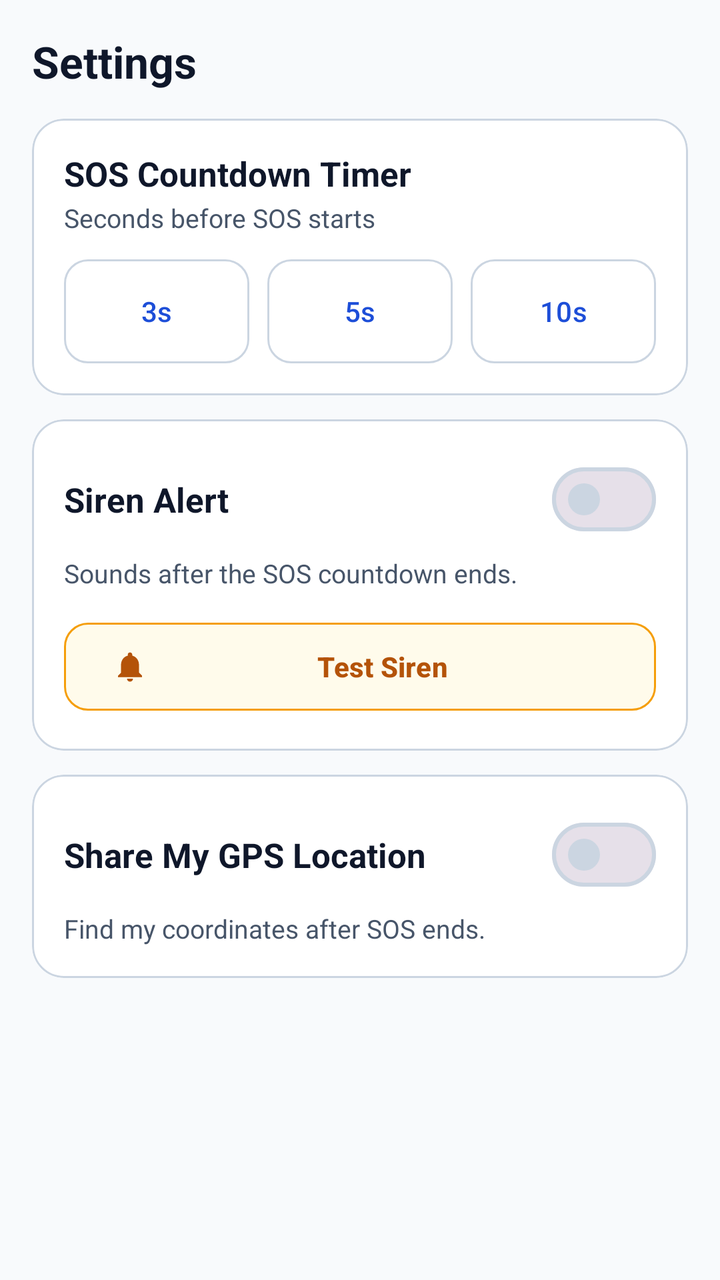
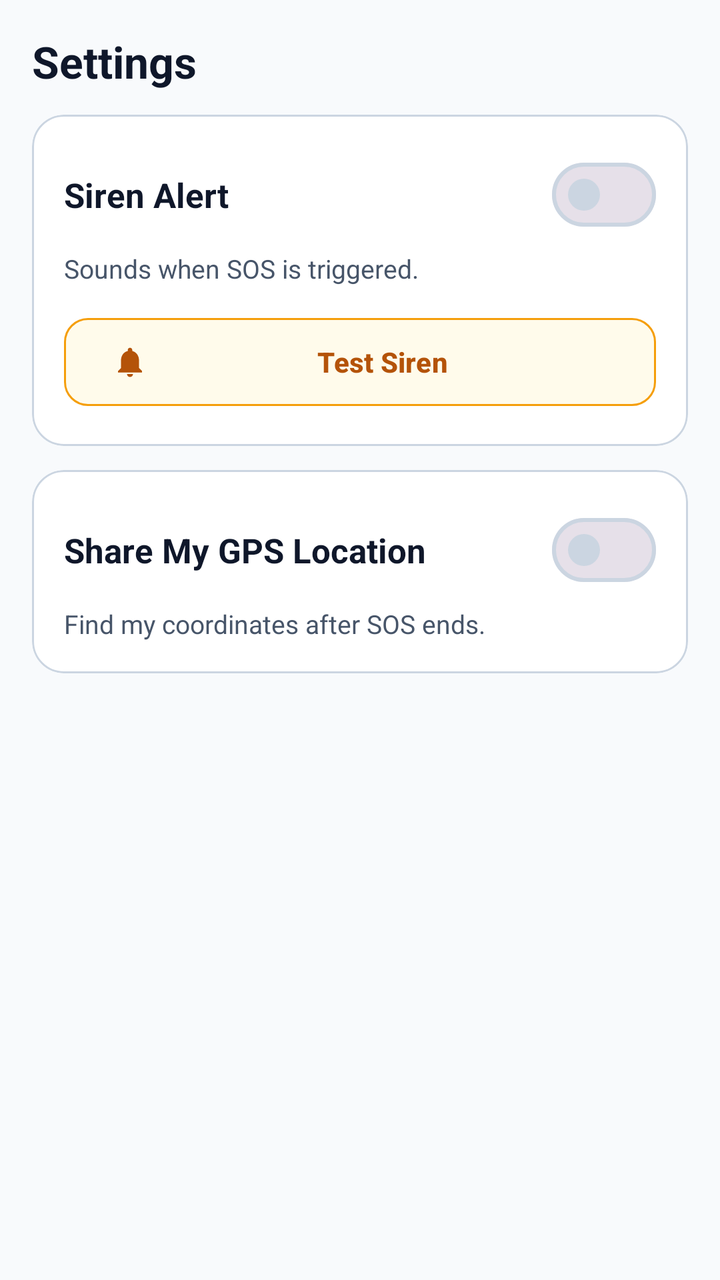

Compare the two renders of this Android layout. The source of the first and the diff that turns it into the second are given below.
<!-- AndroidManifest.xml: application theme Theme.SafeAssist -->
<!-- res/layout/fragment_settings.xml -->
<?xml version="1.0" encoding="utf-8"?>
<ScrollView xmlns:android="http://schemas.android.com/apk/res/android"
    xmlns:app="http://schemas.android.com/apk/res-auto"
    android:layout_width="match_parent"
    android:layout_height="match_parent"
    android:background="@color/bg_light"
    android:fillViewport="true">

    <LinearLayout
        android:layout_width="match_parent"
        android:layout_height="wrap_content"
        android:orientation="vertical"
        android:padding="16dp">

        <TextView
            android:layout_width="match_parent"
            android:layout_height="wrap_content"
            android:text="@string/nav_settings"
            android:textColor="@color/text_primary"
            android:textSize="22sp"
            android:textStyle="bold" />

        
        <com.google.android.material.card.MaterialCardView
            style="@style/SafeAssist.Card"
            android:layout_width="match_parent"
            android:layout_height="wrap_content"
            android:layout_marginTop="14dp">

            <LinearLayout
                android:layout_width="match_parent"
                android:layout_height="wrap_content"
                android:orientation="vertical"
                android:padding="16dp">

                <TextView
                    android:layout_width="match_parent"
                    android:layout_height="wrap_content"
                    android:text="SOS Countdown Timer"
                    android:textColor="@color/text_primary"
                    android:textSize="17sp"
                    android:textStyle="bold" />

                <TextView
                    android:layout_width="match_parent"
                    android:layout_height="wrap_content"
                    android:layout_marginTop="2dp"
                    android:text="Seconds before SOS starts"
                    android:textColor="@color/text_secondary"
                    android:textSize="13sp" />

                <LinearLayout
                    android:layout_width="match_parent"
                    android:layout_height="wrap_content"
                    android:layout_marginTop="12dp"
                    android:orientation="horizontal">

                    <com.google.android.material.button.MaterialButton
                        android:id="@+id/btn_countdown_3"
                        style="@style/Widget.Material3.Button.OutlinedButton"
                        android:layout_width="0dp"
                        android:layout_height="52dp"
                        android:layout_marginEnd="6dp"
                        android:layout_weight="1"
                        android:insetTop="0dp"
                        android:insetBottom="0dp"
                        android:maxLines="1"
                        android:minWidth="0dp"
                        android:paddingHorizontal="6dp"
                        android:text="3s"
                        android:textSize="14sp"
                        app:cornerRadius="12dp" />

                    <com.google.android.material.button.MaterialButton
                        android:id="@+id/btn_countdown_5"
                        style="@style/Widget.Material3.Button.OutlinedButton"
                        android:layout_width="0dp"
                        android:layout_height="52dp"
                        android:layout_marginHorizontal="3dp"
                        android:layout_weight="1"
                        android:insetTop="0dp"
                        android:insetBottom="0dp"
                        android:maxLines="1"
                        android:minWidth="0dp"
                        android:paddingHorizontal="6dp"
                        android:text="5s"
                        android:textSize="14sp"
                        app:cornerRadius="12dp" />

                    <com.google.android.material.button.MaterialButton
                        android:id="@+id/btn_countdown_10"
                        style="@style/Widget.Material3.Button.OutlinedButton"
                        android:layout_width="0dp"
                        android:layout_height="52dp"
                        android:layout_marginStart="6dp"
                        android:layout_weight="1"
                        android:insetTop="0dp"
                        android:insetBottom="0dp"
                        android:maxLines="1"
                        android:minWidth="0dp"
                        android:paddingHorizontal="6dp"
                        android:text="10s"
                        android:textSize="14sp"
                        app:cornerRadius="12dp" />
                </LinearLayout>
            </LinearLayout>
        </com.google.android.material.card.MaterialCardView>

        
        <com.google.android.material.card.MaterialCardView
            style="@style/SafeAssist.Card"
            android:layout_width="match_parent"
            android:layout_height="wrap_content"
            android:layout_marginTop="12dp">

            <LinearLayout
                android:layout_width="match_parent"
                android:layout_height="wrap_content"
                android:orientation="vertical"
                android:padding="16dp">

                <LinearLayout
                    android:layout_width="match_parent"
                    android:layout_height="wrap_content"
                    android:gravity="center_vertical"
                    android:orientation="horizontal">

                    <TextView
                        android:layout_width="0dp"
                        android:layout_height="wrap_content"
                        android:layout_weight="1"
                        android:text="Siren Alert"
                        android:textColor="@color/text_primary"
                        android:textSize="17sp"
                        android:textStyle="bold" />

                    <com.google.android.material.materialswitch.MaterialSwitch
                        android:id="@+id/switch_siren_enabled"
                        android:layout_width="wrap_content"
                        android:layout_height="wrap_content"
                        android:contentDescription="Enable or disable siren alert" />
                </LinearLayout>

                <TextView
                    android:layout_width="match_parent"
                    android:layout_height="wrap_content"
                    android:layout_marginTop="4dp"
                    android:text="Sounds after the SOS countdown ends."
                    android:textColor="@color/text_secondary"
                    android:textSize="13sp" />

                <com.google.android.material.button.MaterialButton
                    android:id="@+id/btn_test_stop_siren"
                    style="@style/Widget.Material3.Button.OutlinedButton"
                    android:layout_width="match_parent"
                    android:layout_height="52dp"
                    android:layout_marginTop="12dp"
                    android:text="Test Siren"
                    android:textColor="@color/amber_dark"
                    android:textStyle="bold"
                    app:backgroundTint="@color/amber_bg"
                    app:cornerRadius="12dp"
                    app:icon="@drawable/ic_siren"
                    app:iconTint="@color/amber_dark"
                    app:strokeColor="@color/amber_border" />
            </LinearLayout>
        </com.google.android.material.card.MaterialCardView>

        
        <com.google.android.material.card.MaterialCardView
            style="@style/SafeAssist.Card"
            android:layout_width="match_parent"
            android:layout_height="wrap_content"
            android:layout_marginTop="12dp">

            <LinearLayout
                android:layout_width="match_parent"
                android:layout_height="wrap_content"
                android:orientation="vertical"
                android:padding="16dp">

                <LinearLayout
                    android:layout_width="match_parent"
                    android:layout_height="wrap_content"
                    android:gravity="center_vertical"
                    android:orientation="horizontal">

                    <TextView
                        android:layout_width="0dp"
                        android:layout_height="wrap_content"
                        android:layout_weight="1"
                        android:text="Share My GPS Location"
                        android:textColor="@color/text_primary"
                        android:textSize="17sp"
                        android:textStyle="bold" />

                    <com.google.android.material.materialswitch.MaterialSwitch
                        android:id="@+id/switch_gps_preview"
                        android:layout_width="wrap_content"
                        android:layout_height="wrap_content"
                        android:contentDescription="Share my GPS location after SOS" />
                </LinearLayout>

                <TextView
                    android:layout_width="match_parent"
                    android:layout_height="wrap_content"
                    android:layout_marginTop="4dp"
                    android:text="Find my coordinates after SOS ends."
                    android:textColor="@color/text_secondary"
                    android:textSize="13sp" />
            </LinearLayout>
        </com.google.android.material.card.MaterialCardView>

    </LinearLayout>
</ScrollView>
<!-- resources referenced by this layout -->
<resources>
  <color name="amber_bg">#FFFBEB</color>
  <color name="amber_border">#F59E0B</color>
  <color name="amber_dark">#B45309</color>
  <color name="bg_light">#F8FAFC</color>
  <color name="text_primary">#0F172A</color>
  <color name="text_secondary">#475569</color>
  <!-- drawable ic_siren (drawable) -->
  <?xml version="1.0" encoding="utf-8"?>
  <vector xmlns:android="http://schemas.android.com/apk/res/android"
      android:width="24dp"
      android:height="24dp"
      android:viewportWidth="24"
      android:viewportHeight="24">
      <path
          android:fillColor="#FFFFFF"
          android:pathData="M12,22c1.1,0 2,-0.9 2,-2h-4c0,1.1 0.89,2 2,2zM18,16v-5c0,-3.07 -1.64,-5.64 -4.5,-6.32V4c0,-0.83 -0.67,-1.5 -1.5,-1.5s-1.5,0.67 -1.5,1.5v0.68C7.63,5.36 6,7.92 6,11v5l-2,2v1h16v-1l-2,-2z" />
  </vector>
  <string name="nav_settings">Settings</string>
  <style name="SafeAssist.Card" parent="Widget.Material3.CardView.Outlined">
          <item name="cardBackgroundColor">@color/surface_white</item>
          <item name="strokeColor">@color/border_subtle</item>
          <item name="strokeWidth">1dp</item>
          <item name="cardCornerRadius">16dp</item>
          <item name="cardElevation">0dp</item>
      </style>
  <style name="Theme.SafeAssist" parent="Theme.Material3.Light.NoActionBar">
          <item name="colorPrimary">@color/primary_blue</item>
          <item name="colorOnPrimary">@color/white</item>
          <item name="colorPrimaryContainer">@color/primary_blue_light</item>
          <item name="colorOnPrimaryContainer">@color/primary_blue_dark</item>
          <item name="colorError">@color/sos_red</item>
          <item name="colorOnError">@color/white</item>
          <item name="android:colorBackground">@color/bg_light</item>
          <item name="colorSurface">@color/surface_white</item>
          <item name="colorOnSurface">@color/text_primary</item>
          <item name="colorOnSurfaceVariant">@color/text_secondary</item>
          <item name="colorOutline">@color/border_subtle</item>
          <item name="android:statusBarColor">@color/surface_white</item>
          <item name="android:windowLightStatusBar">true</item>
      </style>
  <color name="surface_white">#FFFFFF</color>
  <color name="border_subtle">#CBD5E1</color>
  <color name="primary_blue">#1D4ED8</color>
  <color name="white">#FFFFFF</color>
  <color name="primary_blue_light">#EFF6FF</color>
  <color name="primary_blue_dark">#1E40AF</color>
  <color name="sos_red">#DC2626</color>
</resources>

<!-- the commit's change to res/layout/fragment_settings.xml (unified diff, before → after) -->
@@ -19,92 +19,6 @@
             android:textColor="@color/text_primary"
             android:textSize="22sp"
             android:textStyle="bold" />
-
-        
-        <com.google.android.material.card.MaterialCardView
-            style="@style/SafeAssist.Card"
-            android:layout_width="match_parent"
-            android:layout_height="wrap_content"
-            android:layout_marginTop="14dp">
-
-            <LinearLayout
-                android:layout_width="match_parent"
-                android:layout_height="wrap_content"
-                android:orientation="vertical"
-                android:padding="16dp">
-
-                <TextView
-                    android:layout_width="match_parent"
-                    android:layout_height="wrap_content"
-                    android:text="SOS Countdown Timer"
-                    android:textColor="@color/text_primary"
-                    android:textSize="17sp"
-                    android:textStyle="bold" />
-
-                <TextView
-                    android:layout_width="match_parent"
-                    android:layout_height="wrap_content"
-                    android:layout_marginTop="2dp"
-                    android:text="Seconds before SOS starts"
-                    android:textColor="@color/text_secondary"
-                    android:textSize="13sp" />
-
-                <LinearLayout
-                    android:layout_width="match_parent"
-                    android:layout_height="wrap_content"
-                    android:layout_marginTop="12dp"
-                    android:orientation="horizontal">
-
-                    <com.google.android.material.button.MaterialButton
-                        android:id="@+id/btn_countdown_3"
-                        style="@style/Widget.Material3.Button.OutlinedButton"
-                        android:layout_width="0dp"
-                        android:layout_height="52dp"
-                        android:layout_marginEnd="6dp"
-                        android:layout_weight="1"
-                        android:insetTop="0dp"
-                        android:insetBottom="0dp"
-                        android:maxLines="1"
-                        android:minWidth="0dp"
-                        android:paddingHorizontal="6dp"
-                        android:text="3s"
-                        android:textSize="14sp"
-                        app:cornerRadius="12dp" />
-
-                    <com.google.android.material.button.MaterialButton
-                        android:id="@+id/btn_countdown_5"
-                        style="@style/Widget.Material3.Button.OutlinedButton"
-                        android:layout_width="0dp"
-                        android:layout_height="52dp"
-                        android:layout_marginHorizontal="3dp"
-                        android:layout_weight="1"
-                        android:insetTop="0dp"
-                        android:insetBottom="0dp"
-                        android:maxLines="1"
-                        android:minWidth="0dp"
-                        android:paddingHorizontal="6dp"
-                        android:text="5s"
-                        android:textSize="14sp"
-                        app:cornerRadius="12dp" />
-
-                    <com.google.android.material.button.MaterialButton
-                        android:id="@+id/btn_countdown_10"
-                        style="@style/Widget.Material3.Button.OutlinedButton"
-                        android:layout_width="0dp"
-                        android:layout_height="52dp"
-                        android:layout_marginStart="6dp"
-                        android:layout_weight="1"
-                        android:insetTop="0dp"
-                        android:insetBottom="0dp"
-                        android:maxLines="1"
-                        android:minWidth="0dp"
-                        android:paddingHorizontal="6dp"
-                        android:text="10s"
-                        android:textSize="14sp"
-                        app:cornerRadius="12dp" />
-                </LinearLayout>
-            </LinearLayout>
-        </com.google.android.material.card.MaterialCardView>
 
         
         <com.google.android.material.card.MaterialCardView
@@ -145,7 +59,7 @@
                     android:layout_width="match_parent"
                     android:layout_height="wrap_content"
                     android:layout_marginTop="4dp"
-                    android:text="Sounds after the SOS countdown ends."
+                    android:text="Sounds when SOS is triggered."
                     android:textColor="@color/text_secondary"
                     android:textSize="13sp" />
 
